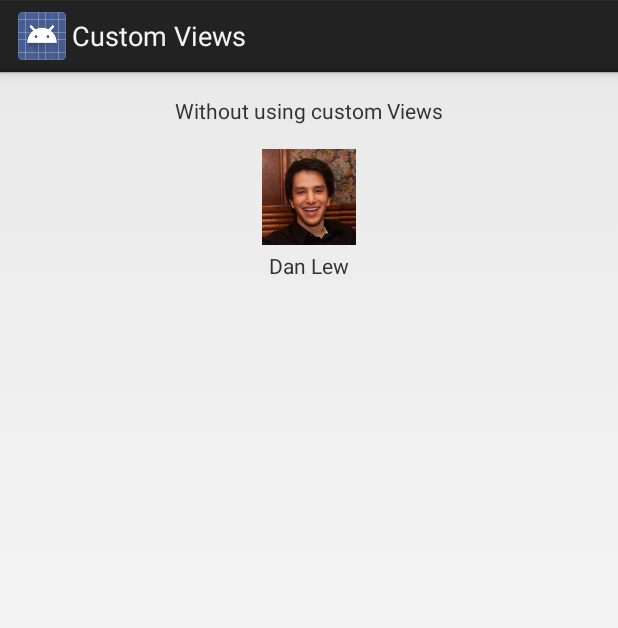
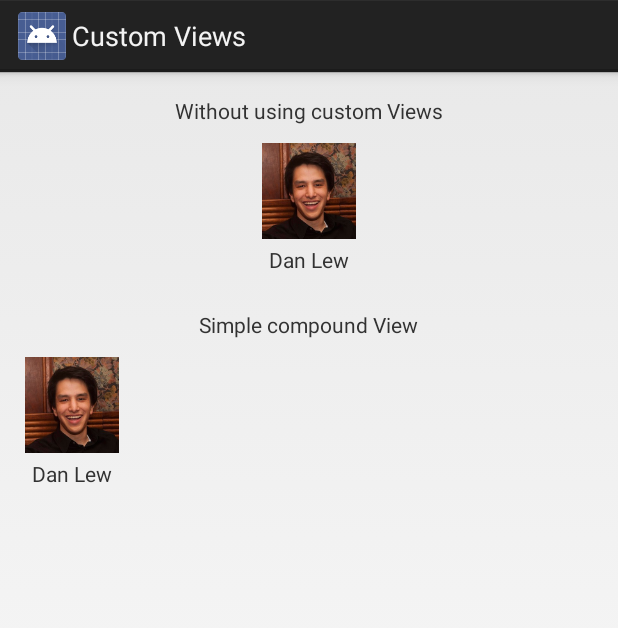
Before and after one commit to dlew/android-custom-views-sample, an Android app: the screen it shows after launch (SampleActivity), on a phone screen of 412 x 824 dp. Shown: the top 628 px of the screen. Run offline under Robolectric (Android 15) with nearby library versions, the phone set to English and light mode, and no system bars.

Commit message:
Added compound user view

```diff
--- a/app/src/main/java/net/danlew/customviews/SampleActivity.java
+++ b/app/src/main/java/net/danlew/customviews/SampleActivity.java
@@ -6,9 +6,12 @@ import android.view.LayoutInflater;
 import android.view.View;
 import android.view.ViewGroup;
 import android.widget.ImageView;
+import android.widget.Space;
 import android.widget.TextView;
 
 public class SampleActivity extends Activity {
+
+    private User mUser;
 
     private ViewGroup mSampleContainer;
 
@@ -20,29 +23,40 @@ public class SampleActivity extends Activity {
 
         mSampleContainer = (ViewGroup) findViewById(R.id.sample_container);
 
-        User user = new User("Dan Lew", R.drawable.user_dan);
+        mUser = new User("Dan Lew", R.drawable.user_dan);
 
         // Binds without a custom View, as demonstration
-        addNonCustomView(user);
+        addNonCustomView();
+
+        // Simple Compound View demonstration
+        addCompoundUserView();
     }
 
     private void addSample(CharSequence title, View sample) {
         SampleView sampleView = new SampleView(this);
         sampleView.bind(title, sample);
         mSampleContainer.addView(sampleView);
+
+        Space space = new Space(this);
+        mSampleContainer.addView(space);
+        space.getLayoutParams().height = getResources().getDimensionPixelSize(R.dimen.sample_padding);
     }
 
-    private void addNonCustomView(User user) {
-        SampleView sampleView = new SampleView(this);
+    private void addNonCustomView() {
+        View view = LayoutInflater.from(this).inflate(R.layout.user_view_not_custom, null, false);
+        TextView nameView = (TextView) view.findViewById(R.id.name);
+        nameView.setText(mUser.getName());
+        ImageView iconView = (ImageView) view.findViewById(R.id.icon);
+        iconView.setImageResource(mUser.getIcon());
 
-        View view = LayoutInflater.from(this).inflate(R.layout.user_not_custom, sampleView, false);
-        TextView nameView = (TextView) view.findViewById(R.id.name);
-        nameView.setText(user.getName());
-        ImageView iconView = (ImageView) view.findViewById(R.id.icon);
-        iconView.setImageResource(user.getIcon());
+        addSample("Without using custom Views", view);
+    }
 
-        sampleView.bind("Without using custom Views", view);
+    private void addCompoundUserView() {
+        UserViewCompound userView = new UserViewCompound(this);
+        userView.setName(mUser.getName());
+        userView.setIcon(mUser.getIcon());
 
-        mSampleContainer.addView(sampleView);
+        addSample("Simple compound View", userView);
     }
 }
--- /dev/null
+++ b/app/src/main/java/net/danlew/customviews/UserViewCompound.java
@@ -0,0 +1,32 @@
+package net.danlew.customviews;
+
+import android.content.Context;
+import android.view.LayoutInflater;
+import android.widget.FrameLayout;
+import android.widget.ImageView;
+import android.widget.TextView;
+
+/**
+ * Simple UserView that wraps multiple Views together. Does nothing else.
+ */
+public class UserViewCompound extends FrameLayout {
+
+    private ImageView mIconView;
+    private TextView mNameView;
+
+    public UserViewCompound(Context context) {
+        super(context);
+
+        LayoutInflater.from(context).inflate(R.layout.user_view_merge, this);
+        mIconView = (ImageView) findViewById(R.id.icon);
+        mNameView = (TextView) findViewById(R.id.name);
+    }
+
+    public void setIcon(int drawable) {
+        mIconView.setImageResource(drawable);
+    }
+
+    public void setName(CharSequence name) {
+        mNameView.setText(name);
+    }
+}
--- /dev/null
+++ b/app/src/main/res/layout/user_view_merge.xml
@@ -0,0 +1,21 @@
+<merge xmlns:android="http://schemas.android.com/apk/res/android">
+
+    <LinearLayout
+        android:layout_width="wrap_content"
+        android:layout_height="wrap_content"
+        android:gravity="center"
+        android:orientation="vertical">
+
+        <ImageView
+            android:id="@+id/icon"
+            android:layout_width="@dimen/user_icon_size"
+            android:layout_height="@dimen/user_icon_size" />
+
+        <TextView
+            android:id="@+id/name"
+            android:layout_width="wrap_content"
+            android:layout_height="wrap_content"
+            android:layout_marginTop="@dimen/user_icon_name_margin" />
+    </LinearLayout>
+
+</merge>
--- a/app/src/main/res/values/dimens.xml
+++ b/app/src/main/res/values/dimens.xml
@@ -7,5 +7,5 @@
     <dimen name="user_icon_name_margin">4dp</dimen>
 
     <dimen name="sample_padding">24dp</dimen>
-    <dimen name="sample_title_padding">16dp</dimen>
+    <dimen name="sample_title_padding">12dp</dimen>
 </resources>
```
Also changed, not shown: app/src/main/res/layout/user_view_not_custom.xml (renamed from app/src/main/res/layout/user_not_custom.xml).
